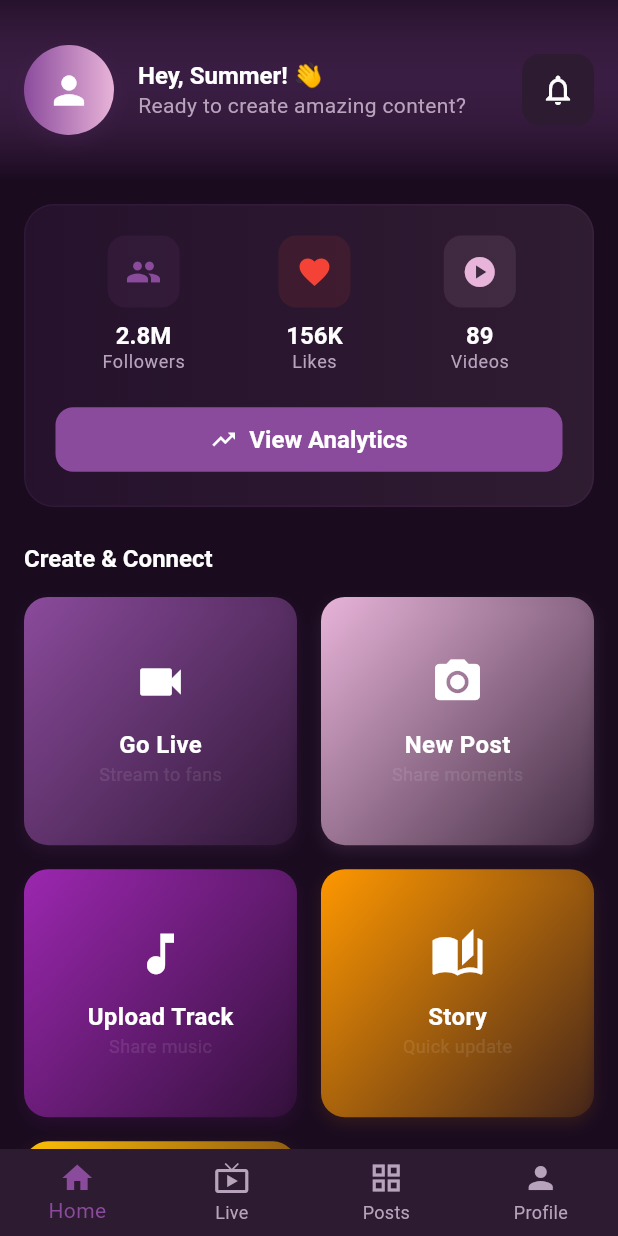
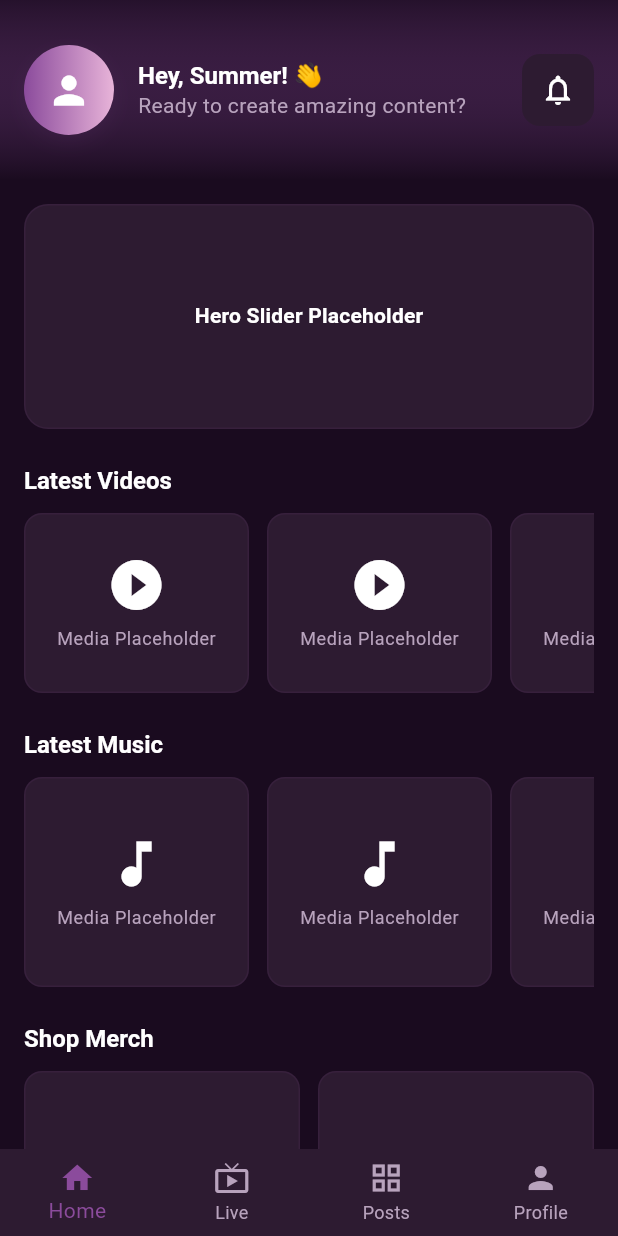
Before and after one commit to cscarpine-bit/summer-walker-artist-portal, a Flutter app: the screen it shows once a user with an empty profile is signed in, on a phone screen of 412 x 824 dp. Run offline on Flutter 3.47's test engine with Material 3 defaults, Android fonts, the light colour scheme and no system bars; our stand-ins replace supabase_flutter; accounts and stored records are empty.

Commit message:
Add homepage hero slider and content sections with admin-editable placeholders

```diff
--- a/lib/main.dart
+++ b/lib/main.dart
@@ -555,147 +555,60 @@
               child: Column(
                 crossAxisAlignment: CrossAxisAlignment.start,
                 children: [
-                  // Live Stats Card
-                  Container(
-                    padding: const EdgeInsets.all(20),
-                    decoration: BoxDecoration(
-                      gradient: LinearGradient(
-                        colors: [
-                          AppTheme.primaryColor.withOpacity(0.1),
-                          AppTheme.secondaryColor.withOpacity(0.1),
-                        ],
+                  // Hero Slider (static for now, DB-driven later)
+                  const _HeroSlider(),
+                  const SizedBox(height: 24),
+
+                  // Latest Videos
+                  const _SectionHeader(title: 'Latest Videos'),
+                  const SizedBox(height: 12),
+                  SizedBox(
+                    height: 120,
+                    child: ListView.separated(
+                      scrollDirection: Axis.horizontal,
+                      itemCount: 4,
+                      separatorBuilder: (_, __) => const SizedBox(width: 12),
+                      itemBuilder: (_, i) => const _MediaCard(
+                        aspectRatio: 16 / 9,
+                        placeholderIcon: Icons.play_circle_fill,
                       ),
-                      borderRadius: BorderRadius.circular(20),
-                      border: Border.all(
-                        color: AppTheme.primaryColor.withOpacity(0.1),
+                    ),
+                  ),
+
+                  const SizedBox(height: 24),
+
+                  // Latest Music
+                  const _SectionHeader(title: 'Latest Music'),
+                  const SizedBox(height: 12),
+                  SizedBox(
+                    height: 140,
+                    child: ListView.separated(
+                      scrollDirection: Axis.horizontal,
+                      itemCount: 4,
+                      separatorBuilder: (_, __) => const SizedBox(width: 12),
+                      itemBuilder: (_, i) => const _MediaCard(
+                        aspectRatio: 1,
+                        placeholderIcon: Icons.music_note,
                       ),
                     ),
-                    child: Column(
-                      children: [
-                        Row(
-                          mainAxisAlignment: MainAxisAlignment.spaceAround,
-                          children: [
-                            _LiveStatItem(
-                              icon: Icons.people,
-                              value: '2.8M',
-                              label: 'Followers',
-                              color: AppTheme.primaryColor,
-                            ),
-                            _LiveStatItem(
-                              icon: Icons.favorite,
-                              value: '156K',
-                              label: 'Likes',
-                              color: Colors.red,
-                            ),
-                            _LiveStatItem(
-                              icon: Icons.play_circle,
-                              value: '89',
-                              label: 'Videos',
-                              color: AppTheme.secondaryColor,
-                            ),
-                          ],
-                        ),
-                        const SizedBox(height: 20),
-                        Row(
-                          children: [
-                            Expanded(
-                              child: ElevatedButton.icon(
-                                onPressed: () {},
-                                icon: const Icon(Icons.trending_up),
-                                label: const Text('View Analytics'),
-                                style: ElevatedButton.styleFrom(
-                                  backgroundColor: AppTheme.primaryColor,
-                                  foregroundColor: Colors.white,
-                                  padding:
-                                      const EdgeInsets.symmetric(vertical: 12),
-                                  shape: RoundedRectangleBorder(
-                                    borderRadius: BorderRadius.circular(12),
-                                  ),
-                                ),
-                              ),
-                            ),
-                          ],
-                        ),
-                      ],
-                    ),
-                  ),
+                  ),
+
                   const SizedBox(height: 24),
 
-                  // Quick Actions Grid
-                  Text(
-                    'Create & Connect',
-                    style: Theme.of(context).textTheme.titleLarge?.copyWith(
-                          color: AppTheme.primaryTextColor,
-                          fontWeight: FontWeight.bold,
-                        ),
-                  ),
-                  const SizedBox(height: 16),
-
-                  GridView.count(
-                    crossAxisCount: 2,
+                  // Shop Merch
+                  const _SectionHeader(title: 'Shop Merch'),
+                  const SizedBox(height: 12),
+                  GridView.builder(
                     shrinkWrap: true,
                     physics: const NeverScrollableScrollPhysics(),
-                    mainAxisSpacing: 16,
-                    crossAxisSpacing: 16,
-                    childAspectRatio: 1.1,
-                    children: [
-                      _ActionCard(
-                        icon: Icons.videocam,
-                        title: 'Go Live',
-                        subtitle: 'Stream to fans',
-                        gradient: [
-                          AppTheme.primaryColor,
-                          AppTheme.primaryColor.withOpacity(0.1)
-                        ],
-                        onTap: () {},
-                      ),
-                      _ActionCard(
-                        icon: Icons.camera_alt,
-                        title: 'New Post',
-                        subtitle: 'Share moments',
-                        gradient: [
-                          AppTheme.secondaryColor,
-                          AppTheme.secondaryColor.withOpacity(0.1)
-                        ],
-                        onTap: () {},
-                      ),
-                      _ActionCard(
-                        icon: Icons.music_note,
-                        title: 'Upload Track',
-                        subtitle: 'Share music',
-                        gradient: [
-                          Colors.purple,
-                          Colors.purple.withOpacity(0.1)
-                        ],
-                        onTap: () {},
-                      ),
-                      _ActionCard(
-                        icon: Icons.auto_stories,
-                        title: 'Story',
-                        subtitle: 'Quick update',
-                        gradient: [
-                          Colors.orange,
-                          Colors.orange.withOpacity(0.1)
-                        ],
-                        onTap: () {},
-                      ),
-                      _ActionCard(
-                        icon: Icons.star,
-                        title: 'Premium',
-                        subtitle: 'Exclusive content',
-                        gradient: [
-                          Colors.amber,
-                          Colors.orange.withOpacity(0.1)
-                        ],
-                        onTap: () {
-                          Navigator.of(context).push(
-                            MaterialPageRoute(
-                              builder: (context) => const PremiumContentPage(),
-                            ),
-                          );
-                        },
-                      ),
-                    ],
+                    itemCount: 4,
+                    gridDelegate: const SliverGridDelegateWithFixedCrossAxisCount(
+                      crossAxisCount: 2,
+                      mainAxisSpacing: 12,
+                      crossAxisSpacing: 12,
+                      childAspectRatio: 3 / 3.6,
+                    ),
+                    itemBuilder: (_, i) => const _MerchCard(),
                   ),
                   const SizedBox(height: 24),
 
@@ -740,6 +653,114 @@
                 ],
               ),
             ),
+          ),
+        ],
+      ),
+    );
+  }
+}
+
+class _HeroSlider extends StatelessWidget {
+  const _HeroSlider();
+
+  @override
+  Widget build(BuildContext context) {
+    return Container(
+      height: 150,
+      decoration: BoxDecoration(
+        color: AppTheme.surfaceColor,
+        borderRadius: BorderRadius.circular(16),
+        border: Border.all(
+          color: AppTheme.primaryColor.withOpacity(0.1),
+        ),
+      ),
+      child: Center(
+        child: Text(
+          'Hero Slider Placeholder',
+          style: Theme.of(context).textTheme.titleMedium?.copyWith(
+                color: AppTheme.primaryTextColor,
+                fontWeight: FontWeight.bold,
+              ),
+        ),
+      ),
+    );
+  }
+}
+
+class _SectionHeader extends StatelessWidget {
+  final String title;
+
+  const _SectionHeader({required this.title});
+
+  @override
+  Widget build(BuildContext context) {
+    return Text(
+      title,
+      style: Theme.of(context).textTheme.titleLarge?.copyWith(
+            color: AppTheme.primaryTextColor,
+            fontWeight: FontWeight.bold,
+          ),
+    );
+  }
+}
+
+class _MediaCard extends StatelessWidget {
+  final double aspectRatio;
+  final IconData placeholderIcon;
+
+  const _MediaCard({required this.aspectRatio, required this.placeholderIcon});
+
+  @override
+  Widget build(BuildContext context) {
+    return Container(
+      width: 150,
+      decoration: BoxDecoration(
+        color: AppTheme.surfaceColor,
+        borderRadius: BorderRadius.circular(12),
+        border: Border.all(
+          color: AppTheme.primaryColor.withOpacity(0.1),
+        ),
+      ),
+      child: Column(
+        mainAxisAlignment: MainAxisAlignment.center,
+        children: [
+          Icon(placeholderIcon, color: AppTheme.primaryTextColor, size: 40),
+          const SizedBox(height: 8),
+          Text(
+            'Media Placeholder',
+            style: Theme.of(context).textTheme.bodySmall?.copyWith(
+                  color: AppTheme.secondaryTextColor,
+                ),
+          ),
+        ],
+      ),
+    );
+  }
+}
+
+class _MerchCard extends StatelessWidget {
+  const _MerchCard();
+
+  @override
+  Widget build(BuildContext context) {
+    return Container(
+      decoration: BoxDecoration(
+        color: AppTheme.surfaceColor,
+        borderRadius: BorderRadius.circular(12),
+        border: Border.all(
+          color: AppTheme.primaryColor.withOpacity(0.1),
+        ),
+      ),
+      child: Column(
+        mainAxisAlignment: MainAxisAlignment.center,
+        children: [
+          Icon(Icons.shopping_bag, color: AppTheme.primaryTextColor, size: 40),
+          const SizedBox(height: 8),
+          Text(
+            'Merch Placeholder',
+            style: Theme.of(context).textTheme.bodySmall?.copyWith(
+                  color: AppTheme.secondaryTextColor,
+                ),
           ),
         ],
       ),
```
Also changed, not shown: assets/assets/images/herroimagesummerwaker.jpg (added), 1 other file.
